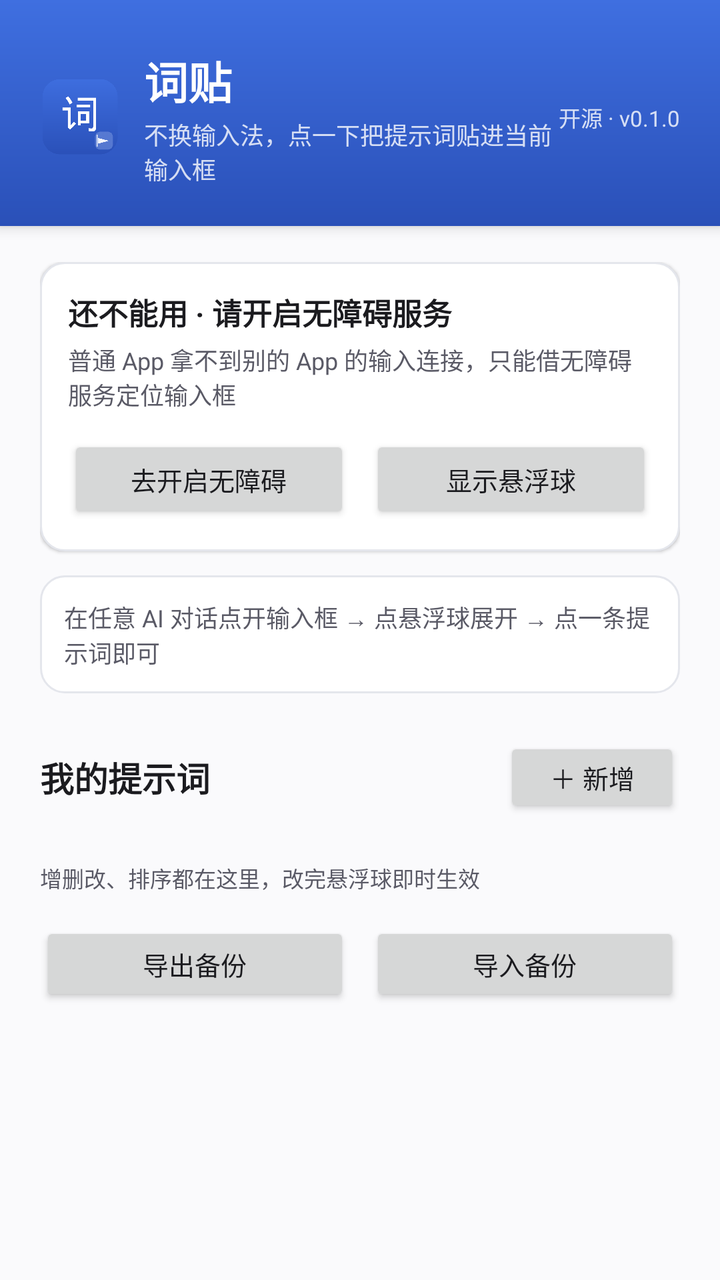
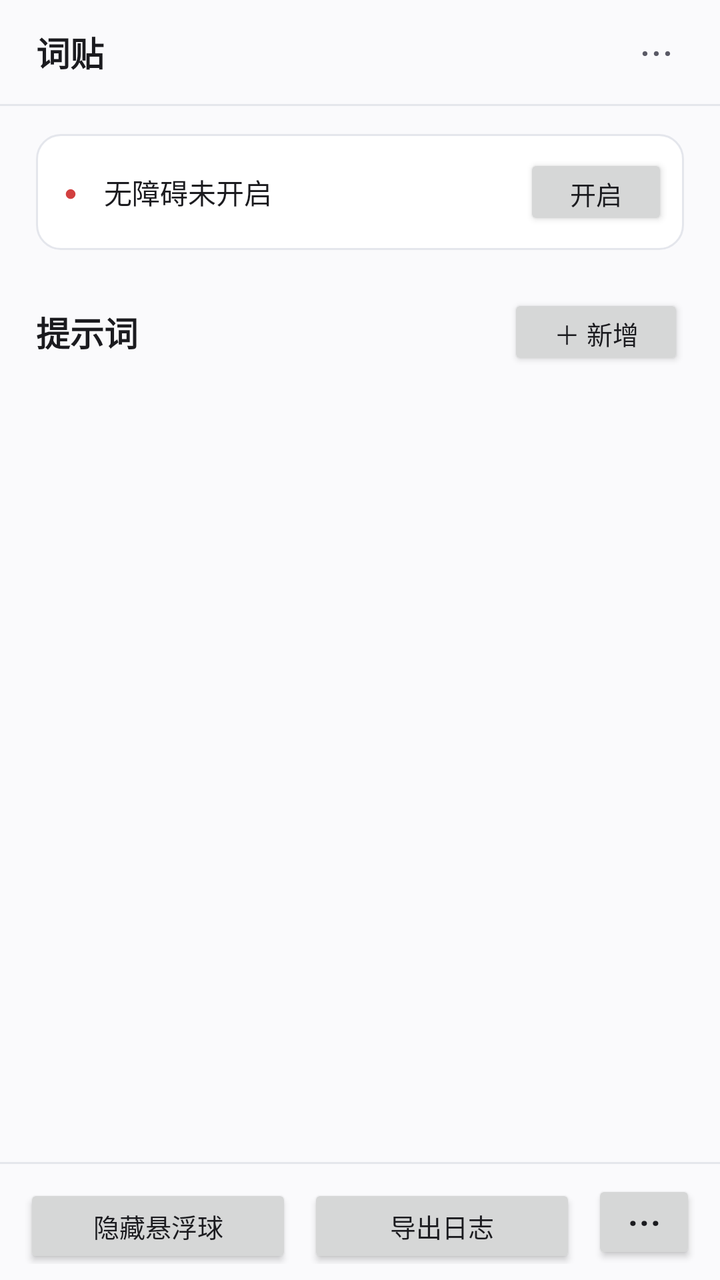

Two renders of the same Android screen: before a commit and after it. Below are the layout's source before the change and the commit's diff.
<!-- AndroidManifest.xml: application theme AppTheme -->
<!-- res/layout/activity_main.xml -->
<?xml version="1.0" encoding="utf-8"?>
<LinearLayout xmlns:android="http://schemas.android.com/apk/res/android"
    android:layout_width="match_parent"
    android:layout_height="match_parent"
    android:background="#FFFAFAFC"
    android:orientation="vertical">

    
    <LinearLayout
        android:layout_width="match_parent"
        android:layout_height="wrap_content"
        android:background="@drawable/bg_header"
        android:elevation="4dp"
        android:fitsSystemWindows="true"
        android:gravity="center_vertical"
        android:orientation="horizontal"
        android:paddingLeft="20dp"
        android:paddingTop="24dp"
        android:paddingRight="20dp"
        android:paddingBottom="20dp">

        <ImageView
            android:layout_width="40dp"
            android:layout_height="40dp"
            android:contentDescription="@string/app_name"
            android:src="@drawable/ic_launcher" />

        <LinearLayout
            android:layout_width="0dp"
            android:layout_height="wrap_content"
            android:layout_marginLeft="12dp"
            android:layout_weight="1"
            android:orientation="vertical">

            <TextView
                android:layout_width="wrap_content"
                android:layout_height="wrap_content"
                android:text="@string/main_title"
                android:textColor="#FFFFFFFF"
                android:textSize="22sp"
                android:textStyle="bold" />

            <TextView
                android:layout_width="wrap_content"
                android:layout_height="wrap_content"
                android:layout_marginTop="2dp"
                android:text="@string/main_sub"
                android:textColor="#CCFFFFFF"
                android:textSize="12sp" />
        </LinearLayout>

        <TextView
            android:layout_width="wrap_content"
            android:layout_height="wrap_content"
            android:alpha="0.8"
            android:text="@string/version_tag"
            android:textColor="#FFFFFFFF"
            android:textSize="11sp" />
    </LinearLayout>

    <ScrollView
        android:layout_width="match_parent"
        android:layout_height="0dp"
        android:layout_weight="1"
        android:fillViewport="true">

        <LinearLayout
            android:layout_width="match_parent"
            android:layout_height="wrap_content"
            android:orientation="vertical"
            android:paddingLeft="20dp"
            android:paddingTop="18dp"
            android:paddingRight="20dp"
            android:paddingBottom="20dp">

            
            <LinearLayout
                android:layout_width="match_parent"
                android:layout_height="wrap_content"
                android:background="@drawable/bg_card"
                android:elevation="1dp"
                android:orientation="vertical"
                android:padding="14dp">

                <TextView
                    android:id="@+id/statusText"
                    android:layout_width="match_parent"
                    android:layout_height="wrap_content"
                    android:text="@string/status_a11y_off"
                    android:textColor="@color/text_main"
                    android:textSize="15sp"
                    android:textStyle="bold" />

                <TextView
                    android:id="@+id/statusSub"
                    android:layout_width="match_parent"
                    android:layout_height="wrap_content"
                    android:layout_marginTop="4dp"
                    android:text="@string/status_a11y_sub_off"
                    android:textColor="@color/text_sub"
                    android:textSize="12sp" />

                <LinearLayout
                    android:layout_width="match_parent"
                    android:layout_height="wrap_content"
                    android:layout_marginTop="12dp"
                    android:orientation="horizontal">

                    <Button
                        android:id="@+id/btnA11y"
                        android:layout_width="0dp"
                        android:layout_height="44dp"
                        android:layout_weight="1"
                        android:text="@string/go_a11y"
                        android:textSize="13sp" />

                    <Button
                        android:id="@+id/btnBall"
                        android:layout_width="0dp"
                        android:layout_height="44dp"
                        android:layout_marginLeft="10dp"
                        android:layout_weight="1"
                        android:text="@string/toggle_ball_on"
                        android:textSize="13sp" />
                </LinearLayout>
            </LinearLayout>

            
            <TextView
                android:layout_width="match_parent"
                android:layout_height="wrap_content"
                android:layout_marginTop="12dp"
                android:background="@drawable/bg_card"
                android:padding="12dp"
                android:text="@string/how_to"
                android:textColor="@color/text_sub"
                android:textSize="12sp" />

            
            <LinearLayout
                android:layout_width="match_parent"
                android:layout_height="wrap_content"
                android:layout_marginTop="22dp"
                android:gravity="center_vertical"
                android:orientation="horizontal">

                <TextView
                    android:layout_width="wrap_content"
                    android:layout_height="wrap_content"
                    android:text="@string/list_title"
                    android:textColor="@color/text_main"
                    android:textSize="17sp"
                    android:textStyle="bold" />

                <TextView
                    android:id="@+id/listCount"
                    android:layout_width="0dp"
                    android:layout_height="wrap_content"
                    android:layout_marginLeft="8dp"
                    android:layout_weight="1"
                    android:textColor="@color/text_sub"
                    android:textSize="12sp" />

                <Button
                    android:id="@+id/btnAdd"
                    android:layout_width="wrap_content"
                    android:layout_height="40dp"
                    android:text="@string/add"
                    android:textSize="13sp" />
            </LinearLayout>

            <LinearLayout
                android:id="@+id/promptList"
                android:layout_width="match_parent"
                android:layout_height="wrap_content"
                android:layout_marginTop="10dp"
                android:orientation="vertical" />

            <LinearLayout
                android:id="@+id/emptyView"
                android:layout_width="match_parent"
                android:layout_height="wrap_content"
                android:layout_marginTop="10dp"
                android:background="@drawable/bg_card"
                android:gravity="center"
                android:orientation="vertical"
                android:padding="26dp"
                android:visibility="gone">

                <TextView
                    android:layout_width="wrap_content"
                    android:layout_height="wrap_content"
                    android:text="@string/empty_title"
                    android:textColor="@color/text_main"
                    android:textSize="15sp"
                    android:textStyle="bold" />

                <TextView
                    android:layout_width="wrap_content"
                    android:layout_height="wrap_content"
                    android:layout_marginTop="6dp"
                    android:text="@string/empty_sub"
                    android:textColor="@color/text_sub"
                    android:textSize="12sp" />
            </LinearLayout>

            <TextView
                android:layout_width="match_parent"
                android:layout_height="wrap_content"
                android:layout_marginTop="12dp"
                android:text="@string/tip"
                android:textColor="@color/text_sub"
                android:textSize="11sp" />

            
            <LinearLayout
                android:layout_width="match_parent"
                android:layout_height="wrap_content"
                android:layout_marginTop="14dp"
                android:orientation="horizontal">

                <Button
                    android:id="@+id/btnExport"
                    android:layout_width="0dp"
                    android:layout_height="42dp"
                    android:layout_weight="1"
                    android:text="@string/export"
                    android:textSize="13sp" />

                <Button
                    android:id="@+id/btnImport"
                    android:layout_width="0dp"
                    android:layout_height="42dp"
                    android:layout_marginLeft="10dp"
                    android:layout_weight="1"
                    android:text="@string/import_"
                    android:textSize="13sp" />
            </LinearLayout>
        </LinearLayout>
    </ScrollView>
</LinearLayout>
<!-- resources referenced by this layout -->
<resources>
  <color name="text_main">#FF1B1B1F</color>
  <color name="text_sub">#FF5A5A66</color>
  <!-- drawable bg_card (drawable) -->
  <?xml version="1.0" encoding="utf-8"?>
  <shape xmlns:android="http://schemas.android.com/apk/res/android"
      android:shape="rectangle">
      <solid android:color="#FFFFFFFF" />
      <stroke android:width="1dp" android:color="@color/divider" />
      <corners android:radius="12dp" />
  </shape>
  <!-- drawable bg_header (drawable) -->
  <?xml version="1.0" encoding="utf-8"?>
  <shape xmlns:android="http://schemas.android.com/apk/res/android"
      android:shape="rectangle">
      <gradient
          android:angle="270"
          android:startColor="@color/brand"
          android:endColor="@color/brand_dark"
          android:type="linear" />
  </shape>
  <!-- drawable ic_launcher: png bitmap (drawable, 8305 bytes) -->
  <string name="add">＋ 新增</string>
  <string name="app_name">词贴</string>
  <string name="empty_sub">点右上角「＋ 新增」，把最常加的那段话存进来</string>
  <string name="empty_title">还没有提示词</string>
  <string name="export">导出备份</string>
  <string name="go_a11y">去开启无障碍</string>
  <string name="how_to">在任意 AI 对话点开输入框 → 点悬浮球展开 → 点一条提示词即可</string>
  <string name="import_">导入备份</string>
  <string name="list_title">我的提示词</string>
  <string name="main_sub">不换输入法，点一下把提示词贴进当前输入框</string>
  <string name="main_title">词贴</string>
  <string name="status_a11y_off">还不能用 · 请开启无障碍服务</string>
  <string name="status_a11y_sub_off">普通 App 拿不到别的 App 的输入连接，只能借无障碍服务定位输入框</string>
  <string name="tip">增删改、排序都在这里，改完悬浮球即时生效</string>
  <string name="toggle_ball_on">显示悬浮球</string>
  <string name="version_tag">开源 · v0.1.0</string>
  <style name="AppTheme" parent="@android:style/Theme.Material.Light.NoActionBar">
          <item name="android:windowLightStatusBar">true</item>
          <item name="android:colorAccent">@color/brand</item>
          <item name="android:textColorPrimary">@color/text_main</item>
          <item name="android:textColorSecondary">@color/text_sub</item>
      </style>
  <color name="divider">#FFE4E6EC</color>
  <color name="brand">#FF3F6FE0</color>
  <color name="brand_dark">#FF2A50B8</color>
</resources>

<!-- the commit's change to res/layout/activity_main.xml (unified diff, before → after) -->
@@ -8,55 +8,37 @@
     
     <LinearLayout
         android:layout_width="match_parent"
-        android:layout_height="wrap_content"
-        android:background="@drawable/bg_header"
-        android:elevation="4dp"
+        android:layout_height="52dp"
         android:fitsSystemWindows="true"
         android:gravity="center_vertical"
         android:orientation="horizontal"
-        android:paddingLeft="20dp"
-        android:paddingTop="24dp"
-        android:paddingRight="20dp"
-        android:paddingBottom="20dp">
-
-        <ImageView
-            android:layout_width="40dp"
-            android:layout_height="40dp"
-            android:contentDescription="@string/app_name"
-            android:src="@drawable/ic_launcher" />
-
-        <LinearLayout
+        android:paddingLeft="18dp"
+        android:paddingRight="10dp">
+
+        <TextView
             android:layout_width="0dp"
             android:layout_height="wrap_content"
-            android:layout_marginLeft="12dp"
             android:layout_weight="1"
-            android:orientation="vertical">
-
-            <TextView
-                android:layout_width="wrap_content"
-                android:layout_height="wrap_content"
-                android:text="@string/main_title"
-                android:textColor="#FFFFFFFF"
-                android:textSize="22sp"
-                android:textStyle="bold" />
-
-            <TextView
-                android:layout_width="wrap_content"
-                android:layout_height="wrap_content"
-                android:layout_marginTop="2dp"
-                android:text="@string/main_sub"
-                android:textColor="#CCFFFFFF"
-                android:textSize="12sp" />
-        </LinearLayout>
+            android:text="@string/main_title"
+            android:textColor="@color/text_main"
+            android:textSize="17sp"
+            android:textStyle="bold" />
 
         <TextView
-            android:layout_width="wrap_content"
-            android:layout_height="wrap_content"
-            android:alpha="0.8"
-            android:text="@string/version_tag"
-            android:textColor="#FFFFFFFF"
-            android:textSize="11sp" />
+            android:id="@+id/btnMore"
+            android:layout_width="44dp"
+            android:layout_height="44dp"
+            android:background="?android:attr/selectableItemBackgroundBorderless"
+            android:gravity="center"
+            android:text="@string/more"
+            android:textColor="@color/text_sub"
+            android:textSize="22sp" />
     </LinearLayout>
+
+    <View
+        android:layout_width="match_parent"
+        android:layout_height="1dp"
+        android:background="@color/divider" />
 
     <ScrollView
         android:layout_width="match_parent"
@@ -68,73 +50,48 @@
             android:layout_width="match_parent"
             android:layout_height="wrap_content"
             android:orientation="vertical"
-            android:paddingLeft="20dp"
-            android:paddingTop="18dp"
-            android:paddingRight="20dp"
-            android:paddingBottom="20dp">
+            android:paddingLeft="18dp"
+            android:paddingTop="14dp"
+            android:paddingRight="18dp"
+            android:paddingBottom="16dp">
 
             
             <LinearLayout
                 android:layout_width="match_parent"
                 android:layout_height="wrap_content"
                 android:background="@drawable/bg_card"
-                android:elevation="1dp"
-                android:orientation="vertical"
-                android:padding="14dp">
+                android:gravity="center_vertical"
+                android:orientation="horizontal"
+                android:paddingLeft="14dp"
+                android:paddingTop="10dp"
+                android:paddingRight="8dp"
+                android:paddingBottom="10dp">
+
+                <TextView
+                    android:id="@+id/statusDot"
+                    android:layout_width="20dp"
+                    android:layout_height="wrap_content"
+                    android:text="●"
+                    android:textColor="@color/danger"
+                    android:textSize="11sp" />
 
                 <TextView
                     android:id="@+id/statusText"
-                    android:layout_width="match_parent"
-                    android:layout_height="wrap_content"
+                    android:layout_width="0dp"
+                    android:layout_height="wrap_content"
+                    android:layout_weight="1"
                     android:text="@string/status_a11y_off"
                     android:textColor="@color/text_main"
-                    android:textSize="15sp"
-                    android:textStyle="bold" />
-
-                <TextView
-                    android:id="@+id/statusSub"
-                    android:layout_width="match_parent"
-                    android:layout_height="wrap_content"
-                    android:layout_marginTop="4dp"
-                    android:text="@string/status_a11y_sub_off"
-                    android:textColor="@color/text_sub"
-                    android:textSize="12sp" />
-
-                <LinearLayout
-                    android:layout_width="match_parent"
-                    android:layout_height="wrap_content"
-                    android:layout_marginTop="12dp"
-                    android:orientation="horizontal">
-
-                    <Button
-                        android:id="@+id/btnA11y"
-                        android:layout_width="0dp"
-                        android:layout_height="44dp"
-                        android:layout_weight="1"
-                        android:text="@string/go_a11y"
-                        android:textSize="13sp" />
-
-                    <Button
-                        android:id="@+id/btnBall"
-                        android:layout_width="0dp"
-                        android:layout_height="44dp"
-                        android:layout_marginLeft="10dp"
-                        android:layout_weight="1"
-                        android:text="@string/toggle_ball_on"
-                        android:textSize="13sp" />
-                </LinearLayout>
+                    android:textSize="14sp" />
+
+                <Button
+                    android:id="@+id/btnA11y"
+                    android:layout_width="wrap_content"
+                    android:layout_height="38dp"
+                    android:minWidth="72dp"
+                    android:text="@string/go_a11y"
+                    android:textSize="13sp" />
             </LinearLayout>
-
-            
-            <TextView
-                android:layout_width="match_parent"
-                android:layout_height="wrap_content"
-                android:layout_marginTop="12dp"
-                android:background="@drawable/bg_card"
-                android:padding="12dp"
-                android:text="@string/how_to"
-                android:textColor="@color/text_sub"
-                android:textSize="12sp" />
 
             
             <LinearLayout
@@ -164,7 +121,7 @@
                 <Button
                     android:id="@+id/btnAdd"
                     android:layout_width="wrap_content"
-                    android:layout_height="40dp"
+                    android:layout_height="38dp"
                     android:text="@string/add"
                     android:textSize="13sp" />
             </LinearLayout>
@@ -176,6 +133,7 @@
                 android:layout_marginTop="10dp"
                 android:orientation="vertical" />
 
+            
             <LinearLayout
                 android:id="@+id/emptyView"
                 android:layout_width="match_parent"
@@ -192,50 +150,59 @@
                     android:layout_height="wrap_content"
                     android:text="@string/empty_title"
                     android:textColor="@color/text_main"
-                    android:textSize="15sp"
-                    android:textStyle="bold" />
-
-                <TextView
-                    android:layout_width="wrap_content"
-                    android:layout_height="wrap_content"
-                    android:layout_marginTop="6dp"
+                    android:textSize="14sp" />
+
+                <TextView
+                    android:layout_width="wrap_content"
+                    android:layout_height="wrap_content"
+                    android:layout_marginTop="4dp"
                     android:text="@string/empty_sub"
                     android:textColor="@color/text_sub"
                     android:textSize="12sp" />
             </LinearLayout>
-
-            <TextView
-                android:layout_width="match_parent"
-                android:layout_height="wrap_content"
-                android:layout_marginTop="12dp"
-                android:text="@string/tip"
-                android:textColor="@color/text_sub"
-                android:textSize="11sp" />
-
-            
-            <LinearLayout
-                android:layout_width="match_parent"
-                android:layout_height="wrap_content"
-                android:layout_marginTop="14dp"
-                android:orientation="horizontal">
-
-                <Button
-                    android:id="@+id/btnExport"
-                    android:layout_width="0dp"
-                    android:layout_height="42dp"
-                    android:layout_weight="1"
-                    android:text="@string/export"
-                    android:textSize="13sp" />
-
-                <Button
-                    android:id="@+id/btnImport"
-                    android:layout_width="0dp"
-                    android:layout_height="42dp"
-                    android:layout_marginLeft="10dp"
-                    android:layout_weight="1"
-                    android:text="@string/import_"
-                    android:textSize="13sp" />
-            </LinearLayout>
         </LinearLayout>
     </ScrollView>
+
+    <View
+        android:layout_width="match_parent"
+        android:layout_height="1dp"
+        android:background="@color/divider" />
+
+    
+    <LinearLayout
+        android:layout_width="match_parent"
+        android:layout_height="wrap_content"
+        android:orientation="horizontal"
+        android:paddingLeft="12dp"
+        android:paddingTop="8dp"
+        android:paddingRight="12dp"
+        android:paddingBottom="8dp">
+
+        <Button
+            android:id="@+id/btnBall"
+            android:layout_width="0dp"
+            android:layout_height="42dp"
+            android:layout_weight="1"
+            android:text="@string/toggle_ball_off"
+            android:textSize="13sp" />
+
+        <Button
+            android:id="@+id/btnLog"
+            android:layout_width="0dp"
+            android:layout_height="42dp"
+            android:layout_marginLeft="8dp"
+            android:layout_weight="1"
+            android:text="@string/export_log"
+            android:textSize="13sp" />
+
+        <Button
+            android:id="@+id/btnBackup"
+            android:layout_width="52dp"
+            android:layout_height="42dp"
+            android:layout_marginLeft="8dp"
+            android:minWidth="0dp"
+            android:padding="0dp"
+            android:text="@string/more"
+            android:textSize="20sp" />
+    </LinearLayout>
 </LinearLayout>
<!-- resource entries referenced after the edit -->
@@ -1,5 +1,6 @@
 <!-- resources referenced by this layout -->
 <resources>
+  <color name="danger">#FFD23F3F</color>
   <color name="text_main">#FF1B1B1F</color>
   <color name="text_sub">#FF5A5A66</color>
   <!-- drawable bg_card (drawable) -->
@@ -10,33 +11,16 @@
       <stroke android:width="1dp" android:color="@color/divider" />
       <corners android:radius="12dp" />
   </shape>
-  <!-- drawable bg_header (drawable) -->
-  <?xml version="1.0" encoding="utf-8"?>
-  <shape xmlns:android="http://schemas.android.com/apk/res/android"
-      android:shape="rectangle">
-      <gradient
-          android:angle="270"
-          android:startColor="@color/brand"
-          android:endColor="@color/brand_dark"
-          android:type="linear" />
-  </shape>
-  <!-- drawable ic_launcher: png bitmap (drawable, 8305 bytes) -->
   <string name="add">＋ 新增</string>
-  <string name="app_name">词贴</string>
-  <string name="empty_sub">点右上角「＋ 新增」，把最常加的那段话存进来</string>
+  <string name="empty_sub">点右上角 ＋ 新增</string>
   <string name="empty_title">还没有提示词</string>
-  <string name="export">导出备份</string>
-  <string name="go_a11y">去开启无障碍</string>
-  <string name="how_to">在任意 AI 对话点开输入框 → 点悬浮球展开 → 点一条提示词即可</string>
-  <string name="import_">导入备份</string>
-  <string name="list_title">我的提示词</string>
-  <string name="main_sub">不换输入法，点一下把提示词贴进当前输入框</string>
+  <string name="export_log">导出日志</string>
+  <string name="go_a11y">开启</string>
+  <string name="list_title">提示词</string>
   <string name="main_title">词贴</string>
-  <string name="status_a11y_off">还不能用 · 请开启无障碍服务</string>
-  <string name="status_a11y_sub_off">普通 App 拿不到别的 App 的输入连接，只能借无障碍服务定位输入框</string>
-  <string name="tip">增删改、排序都在这里，改完悬浮球即时生效</string>
-  <string name="toggle_ball_on">显示悬浮球</string>
-  <string name="version_tag">开源 · v0.1.0</string>
+  <string name="more">···</string>
+  <string name="status_a11y_off">无障碍未开启</string>
+  <string name="toggle_ball_off">隐藏悬浮球</string>
   <style name="AppTheme" parent="@android:style/Theme.Material.Light.NoActionBar">
           <item name="android:windowLightStatusBar">true</item>
           <item name="android:colorAccent">@color/brand</item>
@@ -45,6 +29,5 @@
       </style>
   <color name="divider">#FFE4E6EC</color>
   <color name="brand">#FF3F6FE0</color>
-  <color name="brand_dark">#FF2A50B8</color>
 </resources>
 
